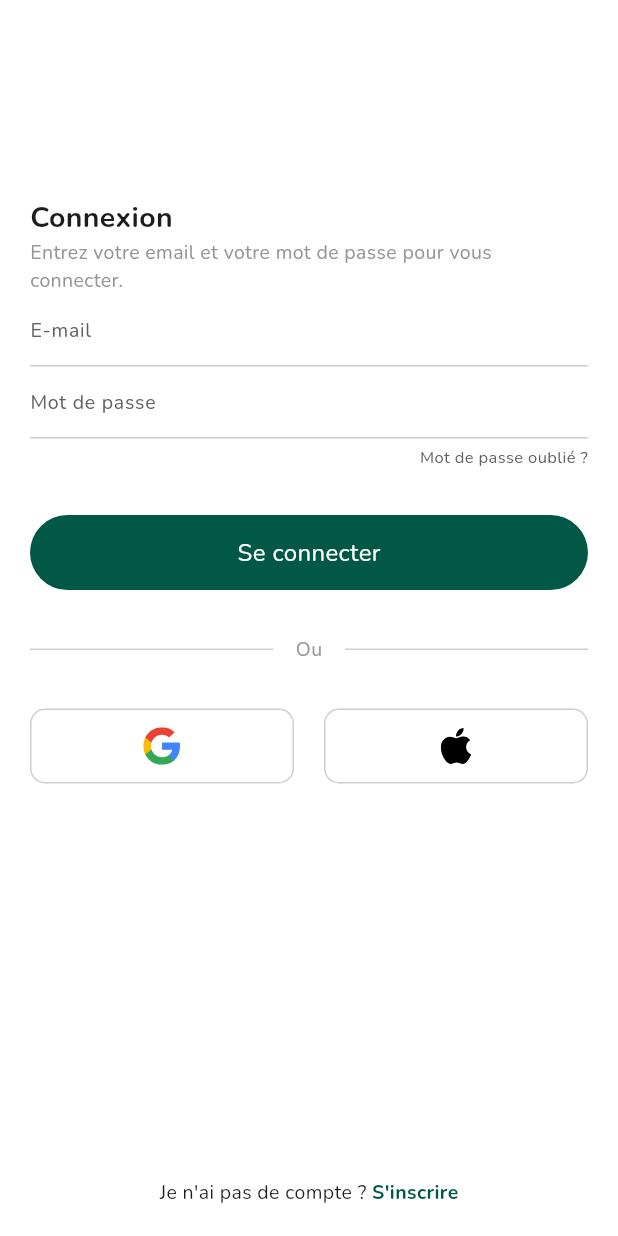
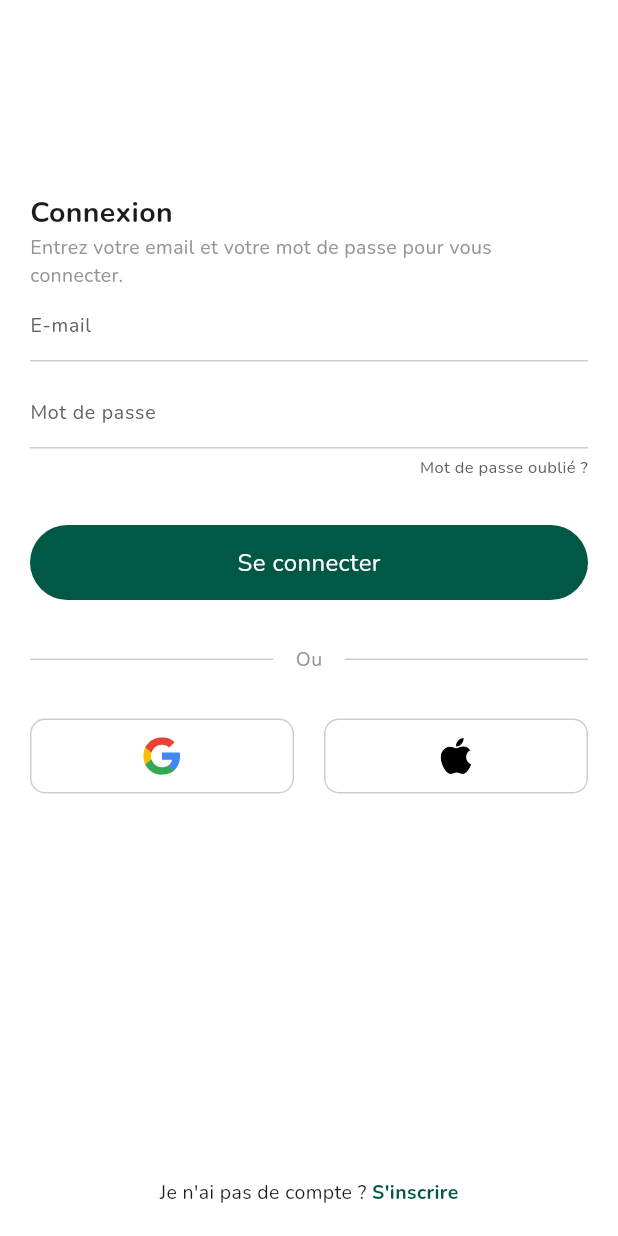
Before and after one commit to arnaud-roncari/rociny-flutter-app, a Flutter app: the LoginPage screen opened by its route, on a phone screen of 412 x 824 dp. Run offline on Flutter 3.47's test engine with Material 3 defaults, Android fonts, the light colour scheme and no system bars; our stand-ins replace flutter_bloc, flutter_secure_storage, flutter_svg, go_router, jwt_decoder; accounts and stored records are empty.

Commit message:
add login

```diff
--- /dev/null
+++ b/lib/features/auth/bloc/auth/auth_event.dart
@@ -0,0 +1,10 @@
+part of 'auth_bloc.dart';
+
+sealed class AuthEvent {}
+
+class OnLogin extends AuthEvent {
+  final String email;
+  final String password;
+
+  OnLogin({required this.email, required this.password});
+}
--- /dev/null
+++ b/lib/features/auth/bloc/auth/auth_state.dart
@@ -0,0 +1,19 @@
+part of 'auth_bloc.dart';
+
+sealed class AuthState {}
+
+final class AuthInitial extends AuthState {}
+
+class LoginLoading extends AuthState {}
+
+class LoginFailed extends AuthState {
+  final AlertException exception;
+
+  LoginFailed({required this.exception});
+}
+
+class LoginSuccess extends AuthState {
+  final AccountType accountType;
+
+  LoginSuccess({required this.accountType});
+}
--- /dev/null
+++ b/lib/features/auth/data/enums/account_type.dart
@@ -0,0 +1,12 @@
+enum AccountType { influencer, company }
+
+extension AccountTypeExtension on AccountType {
+  static Map<String, AccountType> map = {
+    "influencer": AccountType.influencer,
+    "company": AccountType.company,
+  };
+
+  static AccountType fromString(String value) {
+    return map[value]!;
+  }
+}
--- a/lib/features/auth/ui/pages/login_page.dart
+++ b/lib/features/auth/ui/pages/login_page.dart
@@ -1,39 +1,67 @@
 import 'package:flutter/material.dart';
+import 'package:flutter_bloc/flutter_bloc.dart';
 import 'package:rociny/core/constants/colors.dart';
 import 'package:rociny/core/constants/paddings.dart';
 import 'package:rociny/core/constants/text_styles.dart';
+import 'package:rociny/core/utils/error_handling/alert.dart';
+import 'package:rociny/core/utils/extensions/translate.dart';
+import 'package:rociny/core/utils/validators.dart';
+import 'package:rociny/features/auth/bloc/auth/auth_bloc.dart';
 import 'package:rociny/features/auth/ui/widgets/apple_button.dart';
 import 'package:rociny/features/auth/ui/widgets/google_button.dart';
 import 'package:rociny/shared/decorations/textfield_decoration.dart';
 import 'package:rociny/shared/widgets/button.dart';
 
-/// TODO TRANSLATE
+/// TODO ajouter le scrolling pour le formulaire
 class LoginPage extends StatelessWidget {
   const LoginPage({super.key});
 
   @override
   Widget build(BuildContext context) {
+    final TextEditingController emailController = TextEditingController();
+    final TextEditingController passwordController = TextEditingController();
+    final GlobalKey<FormState> formKey = GlobalKey<FormState>();
+
     return Scaffold(
       backgroundColor: kWhite,
       body: SafeArea(
-        child: Padding(
+        child: BlocConsumer<AuthBloc, AuthState>(
+          listener: (context, state) {
+            if (state is LoginSuccess) {
+              /// TODO redirect to home page, selon account type
+            }
+
+            if (state is LoginFailed) {
+              Alert.showError(context, state.exception.message);
+            }
+          },
+          builder: (context, state) {
+            return Padding(
               padding: const EdgeInsets.symmetric(horizontal: kPadding20),
+              child: Form(
+                key: formKey,
                 child: Column(
                   crossAxisAlignment: CrossAxisAlignment.start,
                   children: [
                     const Spacer(),
-              Text("Connexion", style: kTitle1Bold),
+                    Text("login".translate(), style: kTitle1Bold),
                     Text(
-                "Entrez votre email et votre mot de passe pour vous connecter.",
+                      "enter_email_and_password".translate(),
                       style: kBody.copyWith(color: kGrey300),
                     ),
                     TextFormField(
+                      controller: emailController,
                       style: kBody,
-                decoration: kTextFieldDecoration.copyWith(hintText: "E-mail"),
+                      decoration: kTextFieldDecoration.copyWith(hintText: "email".translate()),
+                      validator: Validator.email,
                     ),
+                    const SizedBox(height: kPadding10),
                     TextFormField(
+                      controller: passwordController,
                       style: kBody,
-                decoration: kTextFieldDecoration.copyWith(hintText: "Mot de passe"),
+                      obscureText: true,
+                      decoration: kTextFieldDecoration.copyWith(hintText: "password".translate()),
+                      validator: Validator.password,
                     ),
                     const SizedBox(height: kPadding5),
                     Align(
@@ -43,7 +71,7 @@ class LoginPage extends StatelessWidget {
                           // Redirect to forgot password
                         },
                         child: Text(
-                    "Mot de passe oublié ?",
+                          "forgot_password".translate(),
                           style: kCaption.copyWith(
                             color: kGrey500,
                           ),
@@ -51,11 +79,28 @@ class LoginPage extends StatelessWidget {
                       ),
                     ),
                     const SizedBox(height: kPadding30),
-              Button(
-                  title: "Se connecter",
+                    state is LoginLoading
+                        ? SizedBox(
+                            height: 50,
+                            child: Center(
+                              child: CircularProgressIndicator(
+                                color: kPrimary500,
+                              ),
+                            ),
+                          )
+                        : Button(
+                            title: "login_button".translate(),
                             onPressed: () {
-                    /// Login emit
-                  }),
+                              if (formKey.currentState!.validate()) {
+                                context.read<AuthBloc>().add(
+                                      OnLogin(
+                                        email: emailController.text,
+                                        password: passwordController.text,
+                                      ),
+                                    );
+                              }
+                            },
+                          ),
                     const SizedBox(height: kPadding30),
                     Row(
                       children: [
@@ -66,7 +111,7 @@ class LoginPage extends StatelessWidget {
                         ),
                         const SizedBox(width: kPadding15),
                         Text(
-                    "Ou",
+                          "or".translate(),
                           style: kBody.copyWith(color: kGrey300),
                         ),
                         const SizedBox(width: kPadding15),
@@ -92,7 +137,7 @@ class LoginPage extends StatelessWidget {
                       mainAxisAlignment: MainAxisAlignment.center,
                       children: [
                         Text(
-                    "Je n'ai pas de compte ? ",
+                          "${"no_account".translate()} ",
                           style: kBody,
                         ),
                         GestureDetector(
@@ -100,7 +145,7 @@ class LoginPage extends StatelessWidget {
                             // Redirect to sign-up page
                           },
                           child: Text(
-                      "S'inscrire",
+                            "sign_up".translate(),
                             style: kBodyBold.copyWith(color: kPrimary500),
                           ),
                         ),
@@ -112,6 +157,9 @@ class LoginPage extends StatelessWidget {
                   ],
                 ),
               ),
+            );
+          },
+        ),
       ),
     );
   }
--- a/lib/router/routes.dart
+++ b/lib/router/routes.dart
@@ -1,15 +1,22 @@
+import 'package:flutter_bloc/flutter_bloc.dart';
 import 'package:go_router/go_router.dart';
 import 'package:rociny/core/config/environment.dart';
+import 'package:rociny/features/auth/bloc/auth/auth_bloc.dart';
 import 'package:rociny/features/auth/ui/pages/first_launch_page.dart';
 import 'package:rociny/features/auth/ui/pages/login_page.dart';
 
-/// TODO Faire routes (prendre type de compte en consideration) (dans le JWT ?)
 final GoRouter kRouter = GoRouter(
   initialLocation: getLocation(),
   routes: [
     GoRoute(
       path: '/login',
-      builder: (context, state) => const LoginPage(),
+      builder: (context, state) => BlocProvider(
+        create: (context) => AuthBloc(
+          authRepository: RepositoryProvider.of(context),
+          crashRepository: RepositoryProvider.of(context),
+        ),
+        child: const LoginPage(),
+      ),
     ),
     GoRoute(
       path: '/first_launch',
```
Also changed, not shown: assets/translations.json (+45 -0 lines), lib/core/repositories/crash_repository.dart (added, +25 -0 lines), lib/features/auth/bloc/auth/auth_bloc.dart (added, +50 -0 lines), lib/features/auth/data/repositories/auth_repository.dart (added, +26 -0 lines), lib/features/auth/ui/pages/first_launch_page.dart (+6 -6 lines), lib/main.dart (+10 -5 lines), pubspec.yaml (+1 -15 lines), pubspec.lock. Lines whose indentation alone changed are shown as unchanged.
